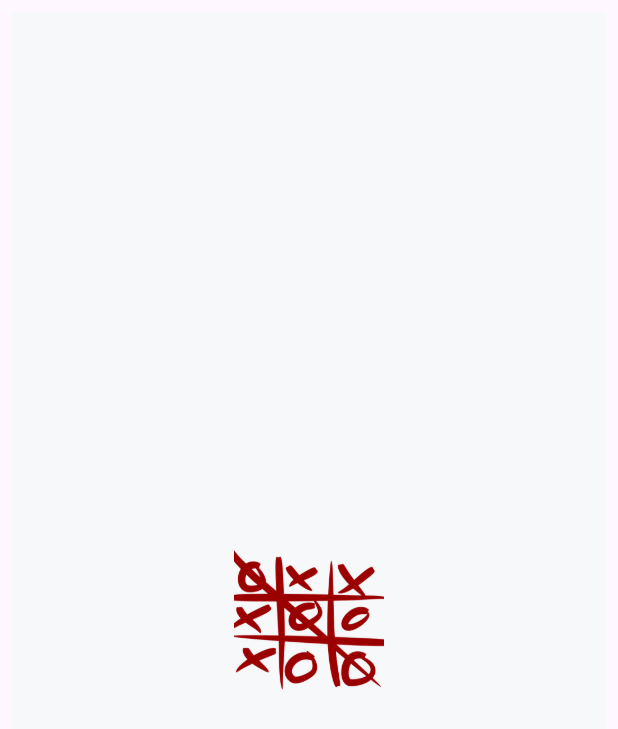
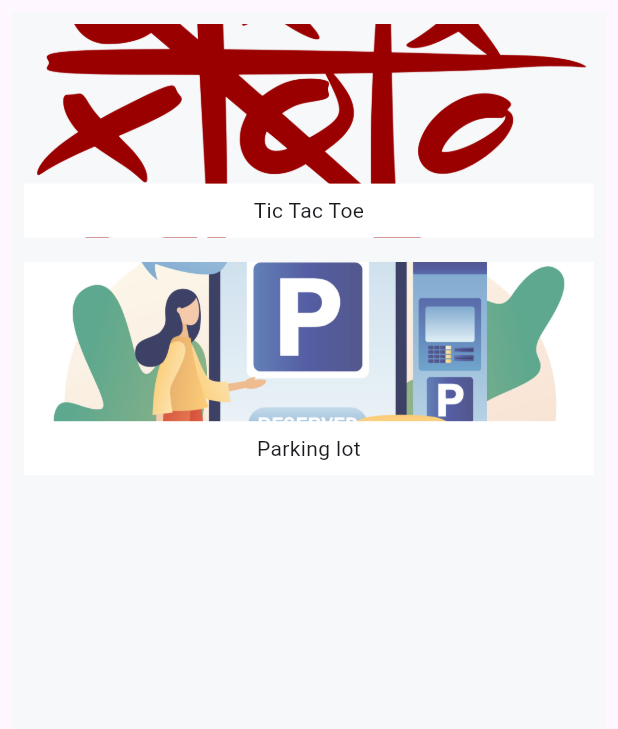
Before and after one commit to Kaviraghul/scaler_lld_assignments, a Flutter app: the screen it shows after launch, on a phone screen of 412 x 824 dp. Shown: the top 729 px of the screen. Run offline on Flutter 3.47's test engine with Material 3 defaults, Android fonts, the phone set to English and light mode, and no system bars; our stand-ins replace go_router.

Commit message:
basic set up completed for home page

```diff
--- /dev/null
+++ b/lib/data/dummy/home_screen_items.dart
@@ -0,0 +1,27 @@
+import 'package:flutter/material.dart';
+import 'package:scaler_assignments/data/models/home/home_item.dart';
+
+List<Map<String, dynamic>> dummyHomeItems = [
+  {
+    "title": "Tic Tac Toe",
+    "description": "Sample Subtitle 1",
+    "imageUrl": "assets/tic_tac_toe.png",
+    "route": "https://example.com/sample-url1"
+  },
+  {
+    "title": "Parking lot",
+    "description": "Sample Subtitle 2",
+    "imageUrl": "assets/parking_lot.jpg",
+    "route": "https://example.com/sample-url2"
+  },
+];
+
+List<HomeItem> getListOfHomeItems() {
+  List<HomeItem> list = [];
+
+  for (var element in dummyHomeItems) {
+    list.add(HomeItem.fromMap(element));
+  }
+
+  return list;
+}
--- /dev/null
+++ b/lib/data/models/home/home_item.dart
@@ -0,0 +1,54 @@
+// ignore_for_file: public_member_api_docs, sort_constructors_first
+import 'dart:convert';
+
+class HomeItem {
+  final String title;
+  final String imageUrl;
+  final String route;
+  final String description;
+
+  HomeItem({
+    required this.title,
+    required this.imageUrl,
+    required this.route,
+    required this.description,
+  });
+
+  HomeItem copyWith({
+    String? title,
+    String? imageUrl,
+    String? route,
+    String? description,
+  }) {
+    return HomeItem(
+      title: title ?? this.title,
+      imageUrl: imageUrl ?? this.imageUrl,
+      route: route ?? this.route,
+      description: description ?? this.description,
+    );
+  }
+
+  Map<String, dynamic> toMap() {
+    return <String, dynamic>{
+      'title': title,
+      'imageUrl': imageUrl,
+      'route': route,
+      'description': description,
+    };
+  }
+
+  factory HomeItem.fromMap(Map<String, dynamic> map) {
+    return HomeItem(
+      title: map['title'] as String,
+      imageUrl: map['imageUrl'] as String,
+      route: map['route'] as String,
+      description: map['description'] as String,
+    );
+  }
+
+  String toJson() => json.encode(toMap());
+
+  factory HomeItem.fromJson(String source) => HomeItem.fromMap(json.decode(source) as Map<String, dynamic>);
+
+
+}
--- a/lib/presentation/home/home.dart
+++ b/lib/presentation/home/home.dart
@@ -1,5 +1,7 @@
 import 'package:flutter/material.dart';
 import 'package:go_router/go_router.dart';
+import 'package:scaler_assignments/data/dummy/home_screen_items.dart';
+import 'package:scaler_assignments/data/models/home/home_item.dart';
 import 'package:scaler_assignments/presentation/resources/routes_manager.dart';
 
 class HomeScreen extends StatefulWidget {
@@ -10,8 +12,13 @@ class HomeScreen extends StatefulWidget {
 }
 
 class _HomeScreenState extends State<HomeScreen> {
+  late final List<HomeItem> homeItemList = getListOfHomeItems();
+
   @override
   Widget build(BuildContext context) {
+    var size = MediaQuery.of(context).size;
+    final double itemHeight = size.height * 0.1;
+    final double itemWidth = size.width / 2;
     return SafeArea(
       child: Scaffold(
         body: Padding(
@@ -19,20 +26,35 @@ class _HomeScreenState extends State<HomeScreen> {
           child: Container(
             alignment: Alignment.center,
             color: const Color(0xFFf6f8fa),
+            child: GridView.count(
+              crossAxisCount: 1,
+              childAspectRatio: (itemWidth / itemHeight),
+              children: homeItemList.map((element) {
+                return Padding(
+                  padding: const EdgeInsets.all(8.0),
                   child: GridTile(
                     child: GestureDetector(
                       onTap: () {
                         context.goNamed(RouteNames.ticTacToeCreateGame);
                       },
                       child: Container(
-                  decoration: const BoxDecoration(
+                        alignment: Alignment.bottomCenter,
+                        decoration: BoxDecoration(
                           image: DecorationImage(
-                      image: AssetImage('assets/tic_tac_toe.png'),
+                            image: AssetImage(element.imageUrl),
                             fit: BoxFit.cover,
                           ),
                         ),
                         height: 100,
                         width: 100,
+                        child: Container(
+                          color: Colors.white,
+                          width: double.infinity,
+                          child: Padding(
+                            padding: const EdgeInsets.all(8.0),
+                            child: Text(
+                              element.title,
+                              textAlign: TextAlign.center,
                             ),
                           ),
                         ),
@@ -40,5 +62,11 @@ class _HomeScreenState extends State<HomeScreen> {
                     ),
                   ),
                 );
+              }).toList(),
+            ),
+          ),
+        ),
+      ),
+    );
   }
 }
```
Also changed, not shown: assets/parking_lot.jpg (added). Lines whose indentation alone changed are shown as unchanged.
